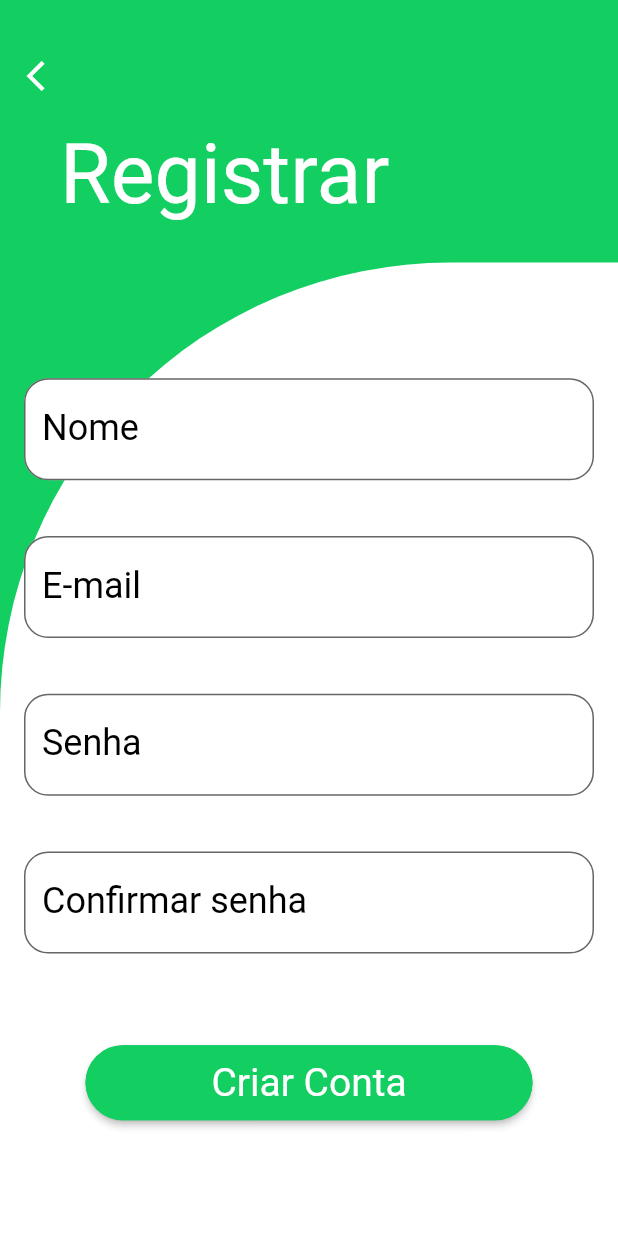
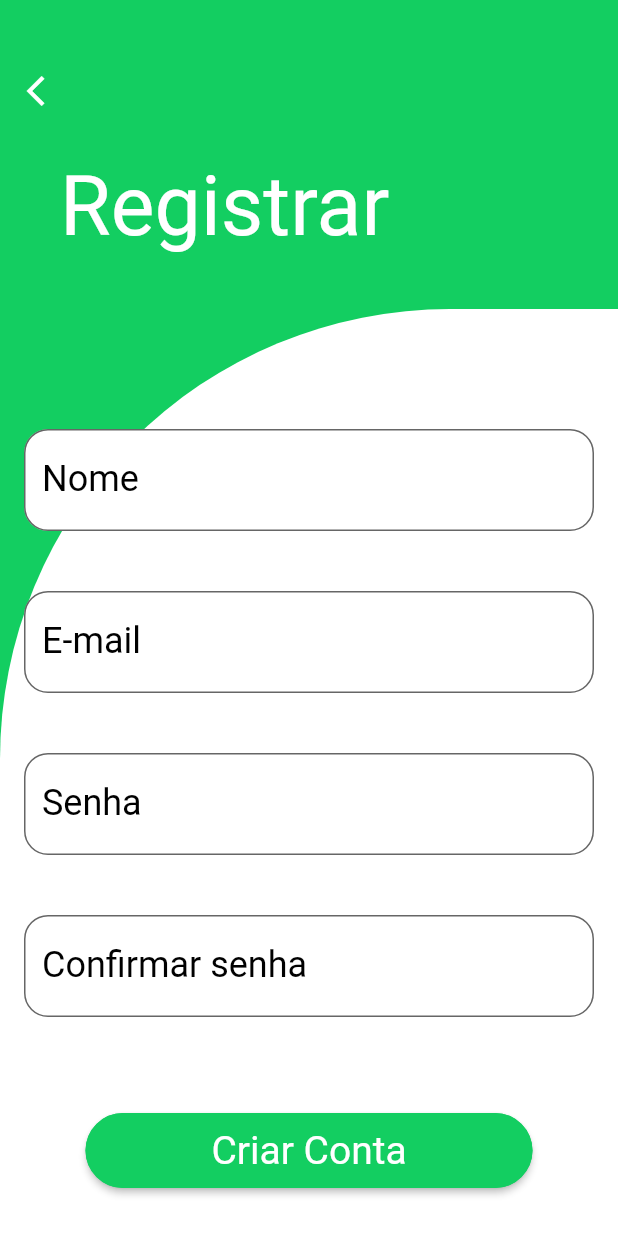
Before and after one commit to NathanF2001/Project-lll, a Flutter app: the RegisterPage screen opened by its route, on a phone screen of 412 x 824 dp. Run offline on Flutter 3.47's test engine with Material 2 defaults, Android fonts, the phone set to English and light mode, and no system bars; our stand-ins replace flutter_signin_button.

Commit message:
Consertar bug overflow

```diff
--- a/lib/pages/user_auth/RegisterPage.dart
+++ b/lib/pages/user_auth/RegisterPage.dart
@@ -26,7 +26,7 @@ class _RegisterPageState extends State<RegisterPage> {
     return Column(
       children: [
         Container(
-          height: 175,
+        height: MediaQuery.of(context).size.height*0.25,
             padding: EdgeInsets.only(top: 16),
             child: Column(
               mainAxisAlignment: MainAxisAlignment.spaceEvenly,
@@ -51,8 +51,8 @@ class _RegisterPageState extends State<RegisterPage> {
             )
         ),
         Container(
-          height: MediaQuery.of(context).size.height - 175,
           child: Container(
+            height: MediaQuery.of(context).size.height*0.75,
             padding: EdgeInsets.all(16),
             decoration: BoxDecoration(
                 color: Colors.white,
@@ -74,12 +74,11 @@ class _RegisterPageState extends State<RegisterPage> {
                   Utils.spaceBigHeight,
                   Buttons_myclass.Button1(context,
                       text: "Criar Conta", function: () => _showAlertDialog()),
-                  Utils.spaceBigHeight,
                 ],
               ),
             ),
           ),
-        )
+        ),
       ],
     );
   }
```
